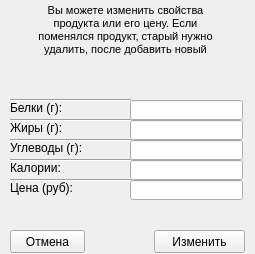
Old version of the form admin/editproduct.ui in the repository 244sinfall/fastfoodDeliveryAggregator.
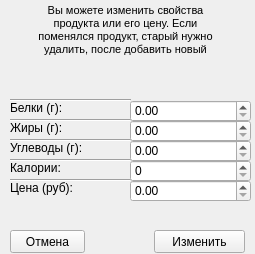
New version of the form.

```diff
--- a/admin/editproduct.ui
+++ b/admin/editproduct.ui
@@ -95,56 +95,6 @@
     <string>Цена (руб):</string>
    </property>
   </widget>
-  <widget class="QLineEdit" name="proteinEditor">
-   <property name="geometry">
-    <rect>
-     <x>130</x>
-     <y>100</y>
-     <width>113</width>
-     <height>20</height>
-    </rect>
-   </property>
-  </widget>
-  <widget class="QLineEdit" name="fatsEditor">
-   <property name="geometry">
-    <rect>
-     <x>130</x>
-     <y>120</y>
-     <width>113</width>
-     <height>20</height>
-    </rect>
-   </property>
-  </widget>
-  <widget class="QLineEdit" name="carbohydratesEditor">
-   <property name="geometry">
-    <rect>
-     <x>130</x>
-     <y>140</y>
-     <width>113</width>
-     <height>20</height>
-    </rect>
-   </property>
-  </widget>
-  <widget class="QLineEdit" name="caloriesEditor">
-   <property name="geometry">
-    <rect>
-     <x>130</x>
-     <y>160</y>
-     <width>113</width>
-     <height>20</height>
-    </rect>
-   </property>
-  </widget>
-  <widget class="QLineEdit" name="priceEditor">
-   <property name="geometry">
-    <rect>
-     <x>130</x>
-     <y>180</y>
-     <width>113</width>
-     <height>20</height>
-    </rect>
-   </property>
-  </widget>
   <widget class="Line" name="line">
    <property name="geometry">
     <rect>
@@ -252,6 +202,71 @@
     <set>Qt::AlignCenter</set>
    </property>
   </widget>
+  <widget class="QDoubleSpinBox" name="proteinEditor">
+   <property name="geometry">
+    <rect>
+     <x>130</x>
+     <y>100</y>
+     <width>121</width>
+     <height>22</height>
+    </rect>
+   </property>
+   <property name="maximum">
+    <double>9999.989999999999782</double>
+   </property>
+  </widget>
+  <widget class="QDoubleSpinBox" name="fatsEditor">
+   <property name="geometry">
+    <rect>
+     <x>130</x>
+     <y>120</y>
+     <width>121</width>
+     <height>22</height>
+    </rect>
+   </property>
+   <property name="maximum">
+    <double>9999.989999999999782</double>
+   </property>
+  </widget>
+  <widget class="QDoubleSpinBox" name="carbohydratesEditor">
+   <property name="geometry">
+    <rect>
+     <x>130</x>
+     <y>140</y>
+     <width>121</width>
+     <height>22</height>
+    </rect>
+   </property>
+   <property name="maximum">
+    <double>9999.989999999999782</double>
+   </property>
+  </widget>
+  <widget class="QSpinBox" name="caloriesEditor">
+   <property name="geometry">
+    <rect>
+     <x>130</x>
+     <y>160</y>
+     <width>121</width>
+     <height>22</height>
+    </rect>
+   </property>
+   <property name="maximum">
+    <number>99999</number>
+   </property>
+  </widget>
+  <widget class="QDoubleSpinBox" name="priceEditor">
+   <property name="geometry">
+    <rect>
+     <x>130</x>
+     <y>180</y>
+     <width>121</width>
+     <height>22</height>
+    </rect>
+   </property>
+   <property name="maximum">
+    <double>99999.990000000005239</double>
+   </property>
+  </widget>
  </widget>
  <resources/>
  <connections/>
```
Left out of the diff: 2 changed lines with no effect on the pictures.
